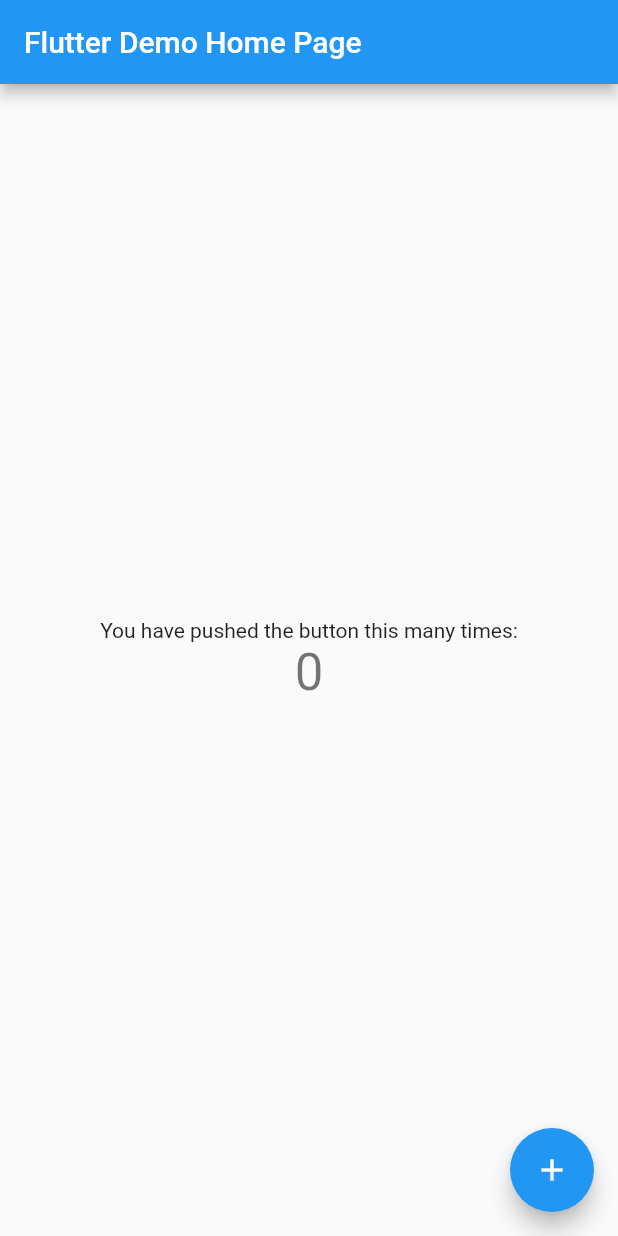
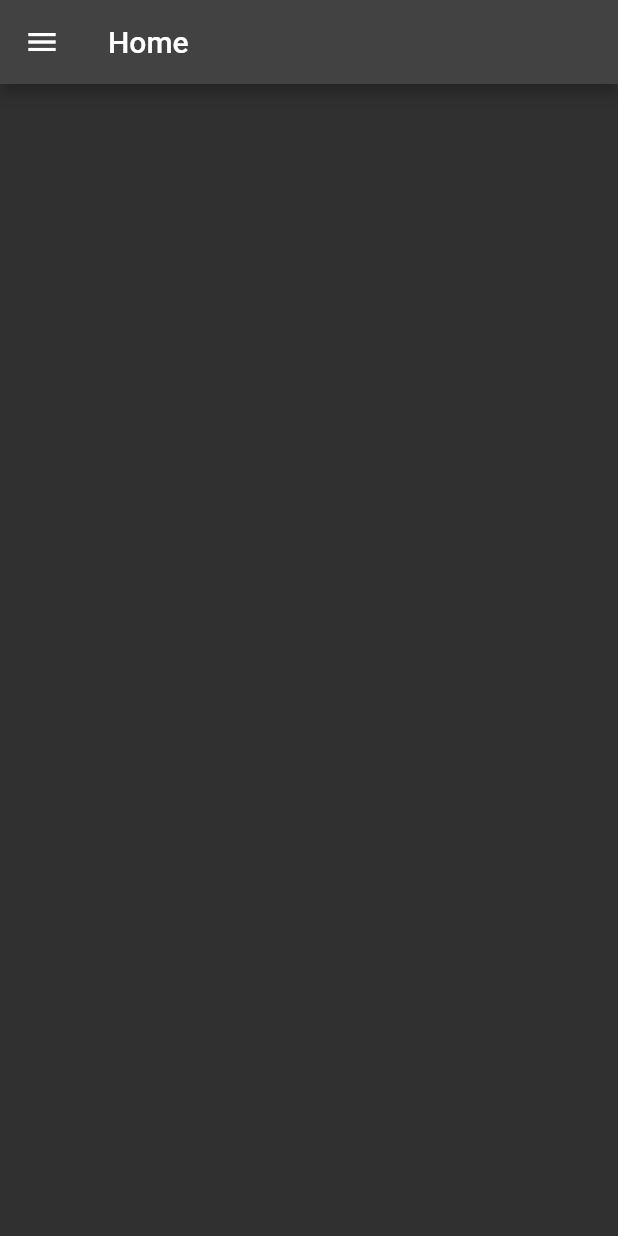
Before and after one commit to JobbyPradhan/flutter_begin, a Flutter app: the screen it shows after launch, on a phone screen of 412 x 824 dp. Run offline on Flutter 3.47's test engine with Material 2 defaults, Android fonts, the light colour scheme and no system bars.

Commit message:
first day

```diff
--- /dev/null
+++ b/lib/home_page.dart
@@ -0,0 +1,14 @@
+import 'package:flutter/material.dart';
+
+class HomePage extends StatelessWidget{
+  @override
+  Widget build(BuildContext context) {
+      return Scaffold(
+        appBar: AppBar(
+          title: const Text("Home"),
+        ),
+        drawer: const Drawer(),
+      );
+  }
+
+}
--- /dev/null
+++ b/lib/login_page.dart
@@ -0,0 +1,20 @@
+import 'package:flutter/material.dart';
+
+class LoginPage extends StatelessWidget{
+  @override
+  Widget build(BuildContext context) {
+     return const Material(
+       child: Center(
+         child: Text("Login Page",
+          style: TextStyle(
+            color: Colors.brown,
+            fontSize: 20,
+            fontWeight: FontWeight.bold
+          ),
+           textScaleFactor: 1.0,
+         ),
+       ),
+     );
+  }
+
+}
--- a/lib/main.dart
+++ b/lib/main.dart
@@ -1,4 +1,6 @@
 import 'package:flutter/material.dart';
+import 'package:flutter_begin/home_page.dart';
+import 'package:flutter_begin/login_page.dart';
 
 void main() {
   runApp(const MyApp());
@@ -7,109 +9,22 @@
 class MyApp extends StatelessWidget {
   const MyApp({super.key});
 
-  // This widget is the root of your application.
   @override
   Widget build(BuildContext context) {
     return MaterialApp(
-      title: 'Flutter Demo',
+      debugShowCheckedModeBanner: false,
+      themeMode: ThemeMode.dark,
       theme: ThemeData(
-        // This is the theme of your application.
-        //
-        // Try running your application with "flutter run". You'll see the
-        // application has a blue toolbar. Then, without quitting the app, try
-        // changing the primarySwatch below to Colors.green and then invoke
-        // "hot reload" (press "r" in the console where you ran "flutter run",
-        // or simply save your changes to "hot reload" in a Flutter IDE).
-        // Notice that the counter didn't reset back to zero; the application
-        // is not restarted.
-        primarySwatch: Colors.blue,
+        primarySwatch: Colors.deepOrange
       ),
-      home: const MyHomePage(title: 'Flutter Demo Home Page'),
+      darkTheme: ThemeData(
+        brightness: Brightness.dark
+      ),
+      routes: {
+        "/": (context) => HomePage(),
+        "/login":(context)=> LoginPage()
+      },
     );
   }
+
 }
-
-class MyHomePage extends StatefulWidget {
-  const MyHomePage({super.key, required this.title});
-
-  // This widget is the home page of your application. It is stateful, meaning
-  // that it has a State object (defined below) that contains fields that affect
-  // how it looks.
-
-  // This class is the configuration for the state. It holds the values (in this
-  // case the title) provided by the parent (in this case the App widget) and
-  // used by the build method of the State. Fields in a Widget subclass are
-  // always marked "final".
-
-  final String title;
-
-  @override
-  State<MyHomePage> createState() => _MyHomePageState();
-}
-
-class _MyHomePageState extends State<MyHomePage> {
-  int _counter = 0;
-
-  void _incrementCounter() {
-    setState(() {
-      // This call to setState tells the Flutter framework that something has
-      // changed in this State, which causes it to rerun the build method below
-      // so that the display can reflect the updated values. If we changed
-      // _counter without calling setState(), then the build method would not be
-      // called again, and so nothing would appear to happen.
-      _counter++;
-    });
-  }
-
-  @override
-  Widget build(BuildContext context) {
-    // This method is rerun every time setState is called, for instance as done
-    // by the _incrementCounter method above.
-    //
-    // The Flutter framework has been optimized to make rerunning build methods
-    // fast, so that you can just rebuild anything that needs updating rather
-    // than having to individually change instances of widgets.
-    return Scaffold(
-      appBar: AppBar(
-        // Here we take the value from the MyHomePage object that was created by
-        // the App.build method, and use it to set our appbar title.
-        title: Text(widget.title),
-      ),
-      body: Center(
-        // Center is a layout widget. It takes a single child and positions it
-        // in the middle of the parent.
-        child: Column(
-          // Column is also a layout widget. It takes a list of children and
-          // arranges them vertically. By default, it sizes itself to fit its
-          // children horizontally, and tries to be as tall as its parent.
-          //
-          // Invoke "debug painting" (press "p" in the console, choose the
-          // "Toggle Debug Paint" action from the Flutter Inspector in Android
-          // Studio, or the "Toggle Debug Paint" command in Visual Studio Code)
-          // to see the wireframe for each widget.
-          //
-          // Column has various properties to control how it sizes itself and
-          // how it positions its children. Here we use mainAxisAlignment to
-          // center the children vertically; the main axis here is the vertical
-          // axis because Columns are vertical (the cross axis would be
-          // horizontal).
-          mainAxisAlignment: MainAxisAlignment.center,
-          children: <Widget>[
-            const Text(
-              'You have pushed the button this many times:',
-            ),
-            Text(
-              '$_counter',
-              style: Theme.of(context).textTheme.headline4,
-            ),
-          ],
-        ),
-      ),
-      floatingActionButton: FloatingActionButton(
-        onPressed: _incrementCounter,
-        tooltip: 'Increment',
-        child: const Icon(Icons.add),
-      ), // This trailing comma makes auto-formatting nicer for build methods.
-    );
-  }
-}
```
